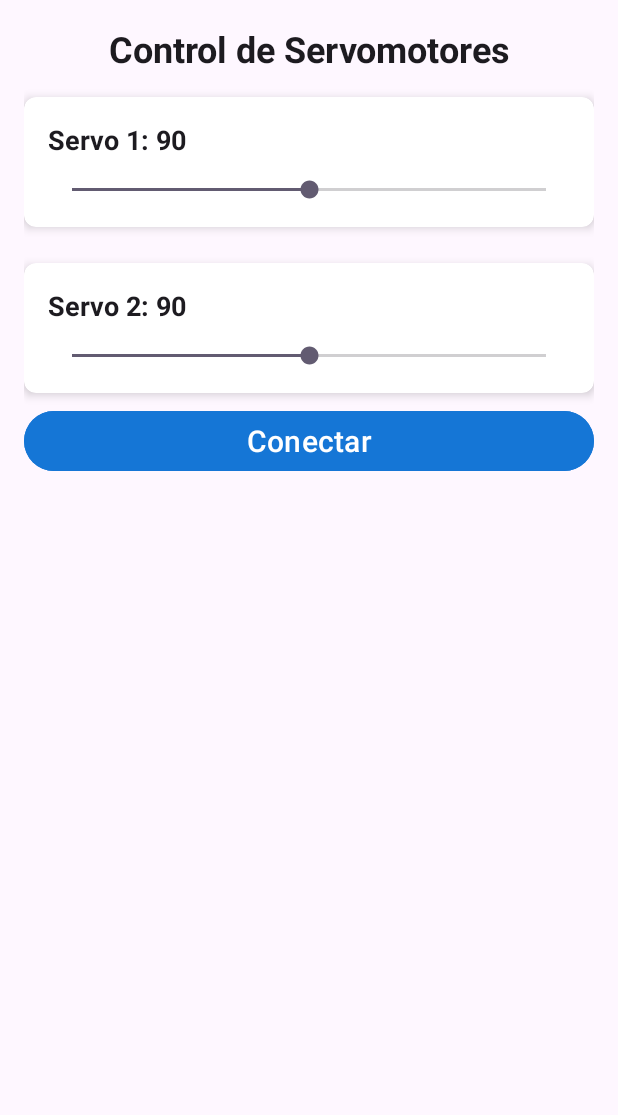
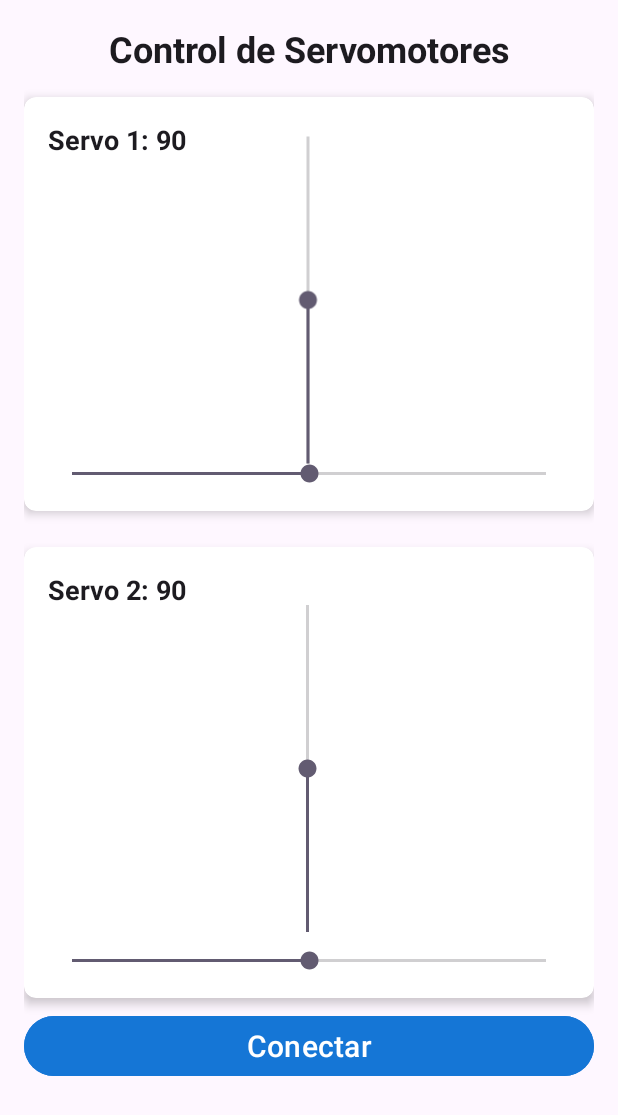
Before and after one commit to SergewRMZ/Proyecto_Servomotores, an Android app: the screen it shows after launch (MainActivity), on a phone screen of 412 x 824 dp. Shown: the top 1115 px of the screen. Run offline under Robolectric (Android 15) with nearby library versions, the phone set to English and light mode, and no system bars.

Commit message:
Proyecto terminado

```diff
--- a/app/src/main/java/com/escom/controlservomotores/MainActivity.java
+++ b/app/src/main/java/com/escom/controlservomotores/MainActivity.java
@@ -12,17 +12,21 @@ import android.widget.Toast;
 
 import androidx.appcompat.app.AppCompatActivity;
 import androidx.core.app.ActivityCompat;
-
+import android.os.Handler;
 import java.io.IOException;
 
 public class MainActivity extends AppCompatActivity {
     private BluetoothService bluetoothService;
-    private SeekBar servo1HorSeekBar, servo2HorSeekBar;
+    private SeekBar servo1HorSeekBar, servo2HorSeekBar, servo1VerSeekBar, servo2VerSeekBar;
     private TextView servo1HorTextView, servo2HorTextView;
     private Button btnConnect;
 
     private int servo1HorAngle = 90;
     private int servo2HorAngle = 90;
+
+    private Handler handler = new Handler();
+    private Runnable sendRunnable;
+    private static final int DELAY_MS = 100;
 
     @Override
     protected void onCreate(Bundle savedInstanceState) {
@@ -55,39 +59,85 @@ public class MainActivity extends AppCompatActivity {
 
         servo1HorTextView = findViewById(R.id.servo1HorTextView);
         servo2HorTextView = findViewById(R.id.servo2HorTextView);
+        servo1VerSeekBar = findViewById(R.id.servo1VerSeekBar);
 
+        servo2VerSeekBar = findViewById(R.id.servo2VerSeekBar);
         servo1HorSeekBar.setMax(180);
         servo2HorSeekBar.setMax(180);
+        servo1VerSeekBar.setMax(180);
+        servo2VerSeekBar.setMax(180);
 
         servo1HorSeekBar.setProgress(servo1HorAngle);
         servo2HorSeekBar.setProgress(servo2HorAngle);
+        servo1VerSeekBar.setProgress(servo1HorAngle);
+        servo2VerSeekBar.setProgress(servo2HorAngle);
 
         servo1HorTextView.setText("Servo 1: " + servo1HorAngle);
         servo2HorTextView.setText("Servo 2: " + servo2HorAngle);
 
         servo1HorSeekBar.setOnSeekBarChangeListener(seekBarChangeListener);
         servo2HorSeekBar.setOnSeekBarChangeListener(seekBarChangeListener);
+        servo1VerSeekBar.setOnSeekBarChangeListener(seekBarChangeListener);
+        servo2VerSeekBar.setOnSeekBarChangeListener(seekBarChangeListener);
     }
 
     private SeekBar.OnSeekBarChangeListener seekBarChangeListener = new SeekBar.OnSeekBarChangeListener() {
         @Override
         public void onProgressChanged(SeekBar seekBar, int progress, boolean fromUser) {
             int id = seekBar.getId();
-            if (id == R.id.servo1HorSeekBar) {
+            if (id == R.id.servo1HorSeekBar || id == R.id.servo1VerSeekBar) {
                 servo1HorAngle = progress;
                 servo1HorTextView.setText("Servo 1: " + progress);
-            }   else if (id == R.id.servo2HorSeekBar) {
+
+                // sincroniza ambas barras del servo 1 si el cambio fue del usuario
+                if (fromUser) {
+                    if (id == R.id.servo1HorSeekBar) {
+                        servo1VerSeekBar.setProgress(progress);
+                    } else {
+                        servo1HorSeekBar.setProgress(progress);
+                    }
+                }
+
+            } else if (id == R.id.servo2HorSeekBar || id == R.id.servo2VerSeekBar) {
                 servo2HorAngle = progress;
                 servo2HorTextView.setText("Servo 2: " + progress);
+
+                // sincroniza ambas barras del servo 2 si el cambio fue del usuario
+                if (fromUser) {
+                    if (id == R.id.servo2HorSeekBar) {
+                        servo2VerSeekBar.setProgress(progress);
+                    } else {
+                        servo2HorSeekBar.setProgress(progress);
+                    }
+                }
+            }
+
+            if (fromUser) {
+                // Elimina tareas anteriores si el usuario sigue moviendo la barra
+                if (sendRunnable != null) {
+                    handler.removeCallbacks(sendRunnable);
+                }
+
+                // Nueva tarea de envío
+                sendRunnable = new Runnable() {
+                    @Override
+                    public void run() {
+                        sendAnglesToBluetooth();
+                    }
+                };
+
+                // Envia datos después del retardo
+                handler.postDelayed(sendRunnable, DELAY_MS);
             }
         }
 
         @Override
-        public void onStartTrackingTouch(SeekBar seekBar) {}
+        public void onStartTrackingTouch(SeekBar seekBar) {
+        }
 
         @Override
         public void onStopTrackingTouch(SeekBar seekBar) {
-            sendAnglesToBluetooth();
+
         }
     };
 
--- a/app/src/main/res/layout/activity_main.xml
+++ b/app/src/main/res/layout/activity_main.xml
@@ -43,16 +43,24 @@
                 android:layout_width="wrap_content"
                 android:layout_height="wrap_content"
                 android:text="Servo 1 Horizontal: 90"
+                android:textColor="?android:textColorPrimary"
                 android:textSize="18sp"
-                android:textStyle="bold"
-                android:textColor="?android:textColorPrimary" />
+                android:textStyle="bold" />
+
+            <SeekBar
+                android:id="@+id/servo1VerSeekBar"
+                android:layout_width="250dp"
+                android:layout_height="189dp"
+                android:layout_gravity="center_horizontal"
+                android:max="180"
+                android:rotation="270" />
 
             <SeekBar
                 android:id="@+id/servo1HorSeekBar"
                 android:layout_width="match_parent"
                 android:layout_height="wrap_content"
-                android:max="180"
-                android:layout_marginTop="12dp" />
+                android:layout_marginTop="12dp"
+                android:max="180" />
 
         </LinearLayout>
     </androidx.cardview.widget.CardView>
@@ -86,6 +94,14 @@
                 android:textColor="?android:textColorPrimary" />
 
             <SeekBar
+                android:id="@+id/servo2VerSeekBar"
+                android:layout_width="250dp"
+                android:layout_height="214dp"
+                android:layout_gravity="center_horizontal"
+                android:max="180"
+                android:rotation="270" />
+
+            <SeekBar
                 android:id="@+id/servo2HorSeekBar"
                 android:layout_width="match_parent"
                 android:layout_height="wrap_content"
```
Also changed, not shown: 1 other file.
